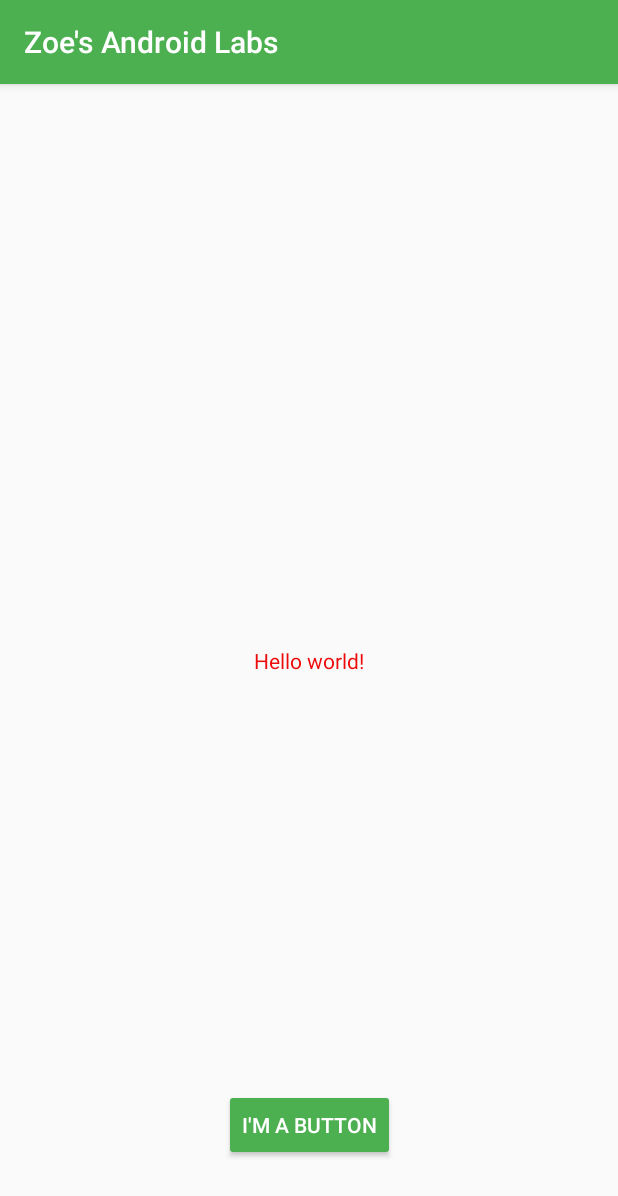
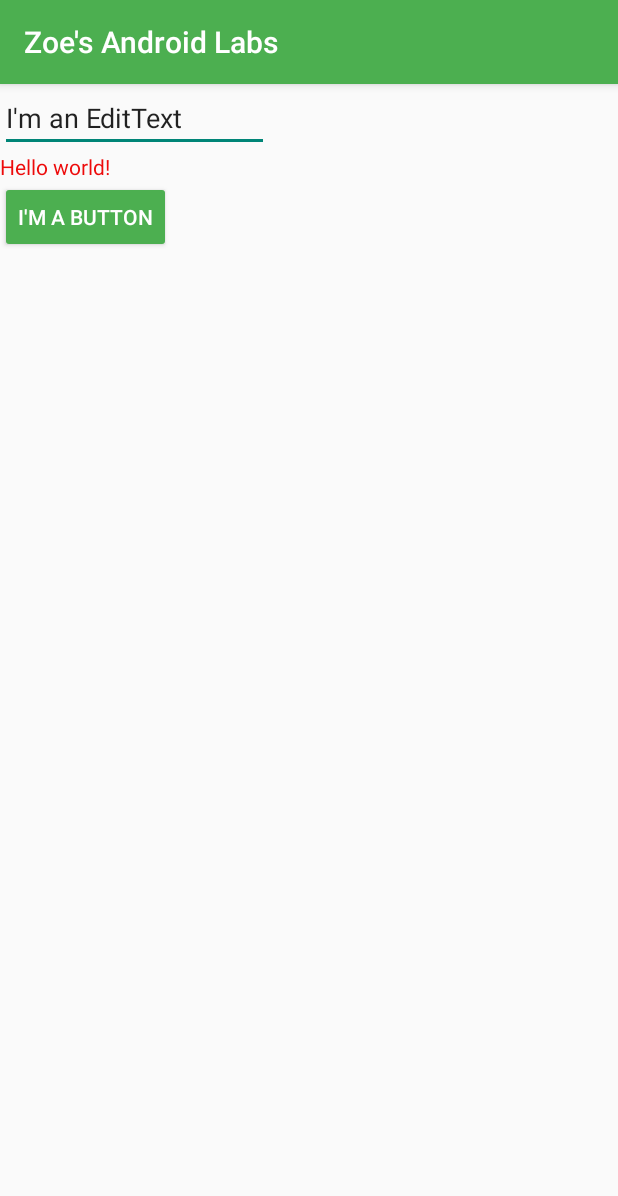
Before and after one commit to ZHOU-1234567/MyAndroidLabs, an Android app: the screen it shows after launch (MainActivity), on a phone screen of 412 x 824 dp. Shown: the top 1196 px of the screen. Run offline under Robolectric (Android 15) with nearby library versions, the phone set to English and light mode, and no system bars.

```diff
--- a/app/build.gradle.kts
+++ b/app/build.gradle.kts
@@ -29,6 +29,10 @@ android {
         sourceCompatibility = JavaVersion.VERSION_1_8
         targetCompatibility = JavaVersion.VERSION_1_8
     }
+
+    buildFeatures {
+        viewBinding = true
+    }
 }
 
 dependencies {
--- a/app/src/main/AndroidManifest.xml
+++ b/app/src/main/AndroidManifest.xml
@@ -12,7 +12,7 @@
         android:theme="@style/Theme.ZoesAndroidLabs"
         tools:targetApi="31">
         <activity
-            android:name=".MainActivity"
+            android:name=".ui.MainActivity"
             android:exported="true">
             <intent-filter>
                 <action android:name="android.intent.action.MAIN" />
--- a/app/src/main/java/algonquin/cst2335/zhou0232/MainActivity.java
+++ /dev/null
@@ -1,14 +0,0 @@
-package algonquin.cst2335.zhou0232;
-
-import androidx.appcompat.app.AppCompatActivity;
-
-import android.os.Bundle;
-
-public class MainActivity extends AppCompatActivity {
-
-    @Override
-    protected void onCreate(Bundle savedInstanceState) {
-        super.onCreate(savedInstanceState);
-        setContentView(R.layout.activity_main);
-    }
-}
--- /dev/null
+++ b/app/src/main/java/algonquin/cst2335/zhou0232/data/MainViewModel.java
@@ -0,0 +1,8 @@
+package algonquin.cst2335.zhou0232.data;
+
+import androidx.lifecycle.MutableLiveData;
+import androidx.lifecycle.ViewModel;
+
+public class MainViewModel extends ViewModel {
+    public MutableLiveData<String> editString = new MutableLiveData<>();
+}
--- /dev/null
+++ b/app/src/main/java/algonquin/cst2335/zhou0232/ui/MainActivity.java
@@ -0,0 +1,29 @@
+package algonquin.cst2335.zhou0232.ui;
+
+import androidx.appcompat.app.AppCompatActivity;
+import androidx.lifecycle.ViewModelProvider;
+
+import android.os.Bundle;
+
+import algonquin.cst2335.zhou0232.data.MainViewModel;
+import algonquin.cst2335.zhou0232.databinding.ActivityMainBinding;
+
+public class MainActivity extends AppCompatActivity {
+    private MainViewModel model;
+    private ActivityMainBinding variableBinding;
+    @Override
+    protected void onCreate(Bundle savedInstanceState) {
+        super.onCreate(savedInstanceState);
+
+        model = new ViewModelProvider(this).get(MainViewModel.class);
+        model.editString.observe(this, s -> {variableBinding.textview.setText("Your edit text has: " + model.editString.getValue().toString());});
+
+        variableBinding = ActivityMainBinding.inflate(getLayoutInflater());
+        setContentView(variableBinding.getRoot());
+
+        variableBinding.mybuttons.setOnClickListener(click ->
+        {
+            model.editString.postValue(variableBinding.myedittext.getText().toString());
+        });
+    }
+}
--- a/app/src/main/res/layout/activity_main.xml
+++ b/app/src/main/res/layout/activity_main.xml
@@ -1,29 +1,30 @@
 <?xml version="1.0" encoding="utf-8"?>
-<androidx.constraintlayout.widget.ConstraintLayout xmlns:android="http://schemas.android.com/apk/res/android"
-    xmlns:app="http://schemas.android.com/apk/res-auto"
+<LinearLayout xmlns:android="http://schemas.android.com/apk/res/android"
+    android:orientation="vertical"
     xmlns:tools="http://schemas.android.com/tools"
     android:layout_width="match_parent"
     android:layout_height="match_parent"
-    tools:context=".MainActivity">
+    tools:context=".ui.MainActivity">
+
+    <EditText
+        android:id="@+id/myedittext"
+        android:text="@string/editmessage"
+        android:hint="@string/hinttext"
+        android:layout_width="wrap_content"
+        android:layout_height="wrap_content" />
 
     <TextView
+        android:id="@+id/textview"
         android:layout_width="wrap_content"
         android:layout_height="wrap_content"
-        android:text="@string/hello_message"
-        app:layout_constraintBottom_toBottomOf="parent"
-        app:layout_constraintEnd_toEndOf="parent"
-        app:layout_constraintStart_toStartOf="parent"
-        app:layout_constraintTop_toTopOf="parent" />
+        android:text="@string/hello_message" />
 
     <Button
+        android:id="@+id/mybuttons"
         android:layout_width="wrap_content"
         android:layout_height="wrap_content"
         android:layout_marginBottom="50dp"
         android:text="@string/button_message"
         android:backgroundTint="@color/my_primary"
-        android:textColor="@color/white"
-        app:layout_constraintBottom_toBottomOf="parent"
-        app:layout_constraintEnd_toEndOf="parent"
-        app:layout_constraintHorizontal_bias="0.5"
-        app:layout_constraintStart_toStartOf="parent" />
-</androidx.constraintlayout.widget.ConstraintLayout>
+        android:textColor="@color/white" />
+</LinearLayout>
--- a/app/src/main/res/values/strings.xml
+++ b/app/src/main/res/values/strings.xml
@@ -2,4 +2,6 @@
     <string name="app_name">Zoe\'s Android Labs</string>
     <string name="hello_message">Hello world!</string>
     <string name="button_message">I\'m a button</string>
+    <string name="editmessage">I\'m an EditText</string>
+    <string name="hinttext">Write something here</string>
 </resources>
```
